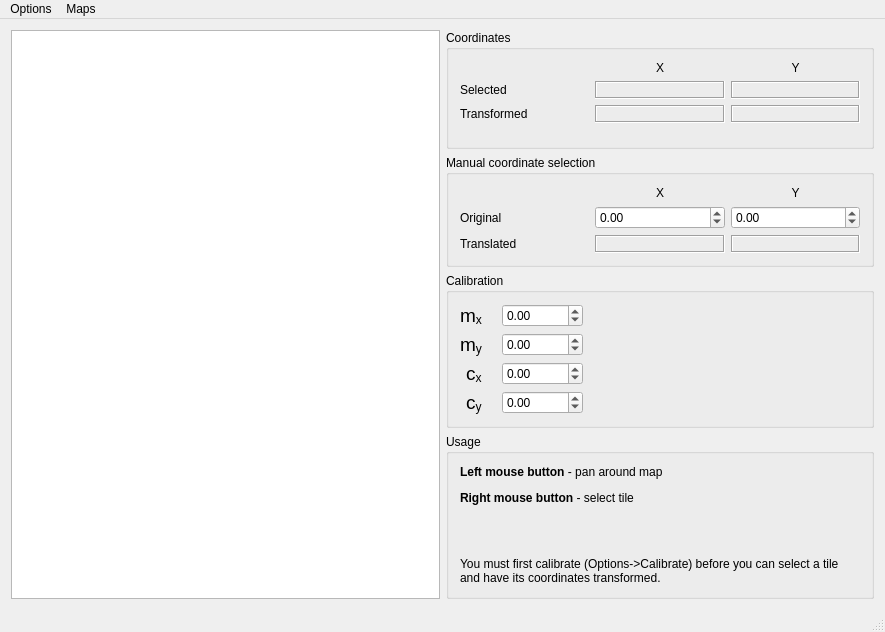
Above: mainwindow.ui from myshak/ss13telesmap before the change. Below: the same form after it.
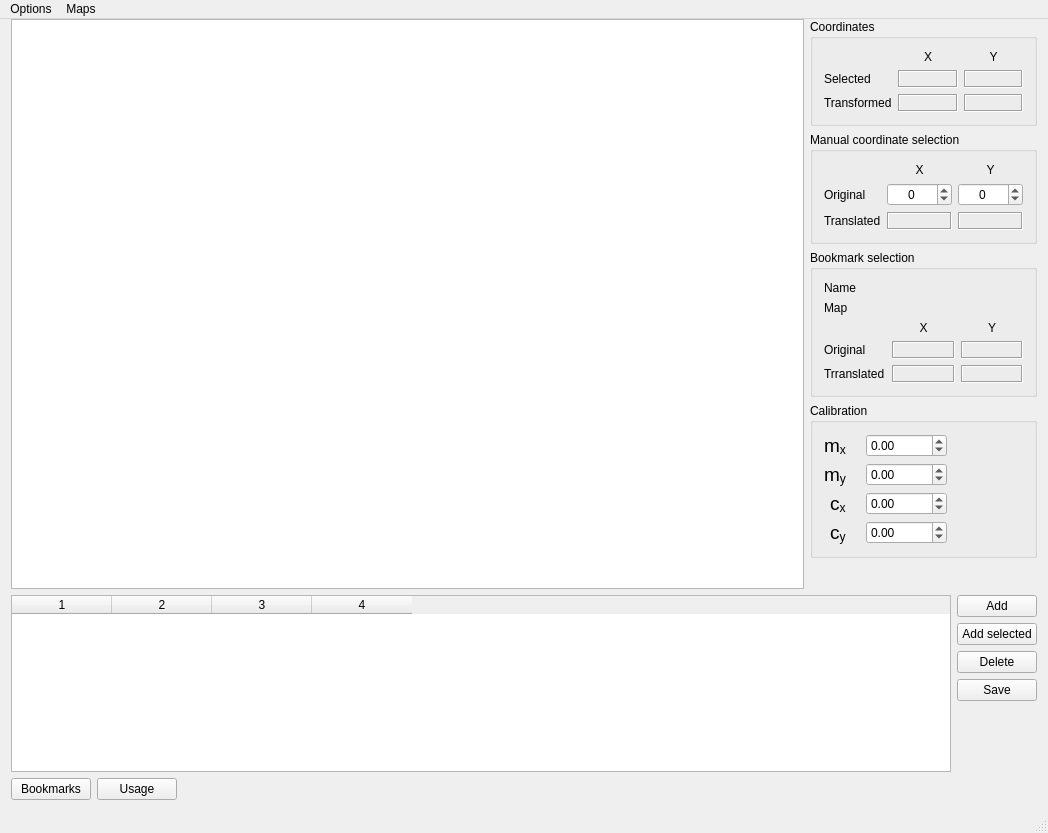
That is the form after the change.

```diff
--- a/mainwindow.ui
+++ b/mainwindow.ui
@@ -6,8 +6,8 @@
    <rect>
     <x>0</x>
     <y>0</y>
-    <width>885</width>
-    <height>632</height>
+    <width>1048</width>
+    <height>833</height>
    </rect>
   </property>
   <property name="windowTitle">
@@ -15,14 +15,384 @@
   </property>
   <widget class="QWidget" name="centralWidget">
    <layout class="QGridLayout" name="gridLayout">
-    <item row="2" column="1">
+    <property name="topMargin">
+     <number>0</number>
+    </property>
+    <item row="7" column="0" colspan="2">
+     <widget class="QWidget" name="widget" native="true">
+      <property name="minimumSize">
+       <size>
+        <width>0</width>
+        <height>0</height>
+       </size>
+      </property>
+      <layout class="QGridLayout" name="gridLayout_4">
+       <property name="margin">
+        <number>0</number>
+       </property>
+       <property name="horizontalSpacing">
+        <number>-1</number>
+       </property>
+       <item row="0" column="0" colspan="3">
+        <widget class="QStackedWidget" name="stackedWidget">
+         <property name="currentIndex">
+          <number>0</number>
+         </property>
+         <widget class="QWidget" name="page_7">
+          <layout class="QGridLayout" name="gridLayout_5">
+           <property name="margin">
+            <number>0</number>
+           </property>
+           <item row="4" column="1">
+            <spacer name="verticalSpacer_2">
+             <property name="orientation">
+              <enum>Qt::Vertical</enum>
+             </property>
+             <property name="sizeHint" stdset="0">
+              <size>
+               <width>20</width>
+               <height>40</height>
+              </size>
+             </property>
+            </spacer>
+           </item>
+           <item row="2" column="1">
+            <widget class="QPushButton" name="pushButton_2">
+             <property name="text">
+              <string>Delete</string>
+             </property>
+            </widget>
+           </item>
+           <item row="0" column="1">
+            <widget class="QPushButton" name="pushButton">
+             <property name="text">
+              <string>Add</string>
+             </property>
+            </widget>
+           </item>
+           <item row="0" column="0" rowspan="5">
+            <widget class="QTableWidget" name="tableWidget">
+             <property name="sizePolicy">
+              <sizepolicy hsizetype="Expanding" vsizetype="Preferred">
+               <horstretch>0</horstretch>
+               <verstretch>0</verstretch>
+              </sizepolicy>
+             </property>
+             <property name="mouseTracking">
+              <bool>false</bool>
+             </property>
+             <property name="acceptDrops">
+              <bool>true</bool>
+             </property>
+             <property name="showDropIndicator" stdset="0">
+              <bool>false</bool>
+             </property>
+             <property name="dragEnabled">
+              <bool>false</bool>
+             </property>
+             <property name="dragDropOverwriteMode">
+              <bool>false</bool>
+             </property>
+             <property name="dragDropMode">
+              <enum>QAbstractItemView::NoDragDrop</enum>
+             </property>
+             <property name="defaultDropAction">
+              <enum>Qt::MoveAction</enum>
+             </property>
+             <property name="selectionMode">
+              <enum>QAbstractItemView::SingleSelection</enum>
+             </property>
+             <property name="selectionBehavior">
+              <enum>QAbstractItemView::SelectRows</enum>
+             </property>
+             <property name="sortingEnabled">
+              <bool>true</bool>
+             </property>
+             <property name="cornerButtonEnabled">
+              <bool>true</bool>
+             </property>
+             <property name="columnCount">
+              <number>4</number>
+             </property>
+             <attribute name="horizontalHeaderCascadingSectionResizes">
+              <bool>false</bool>
+             </attribute>
+             <attribute name="horizontalHeaderShowSortIndicator" stdset="0">
+              <bool>true</bool>
+             </attribute>
+             <attribute name="horizontalHeaderStretchLastSection">
+              <bool>false</bool>
+             </attribute>
+             <attribute name="verticalHeaderDefaultSectionSize">
+              <number>18</number>
+             </attribute>
+             <attribute name="verticalHeaderStretchLastSection">
+              <bool>false</bool>
+             </attribute>
+             <column/>
+             <column/>
+             <column/>
+             <column/>
+            </widget>
+           </item>
+           <item row="3" column="1">
+            <widget class="QPushButton" name="pushButton_3">
+             <property name="text">
+              <string>Save</string>
+             </property>
+            </widget>
+           </item>
+           <item row="1" column="1">
+            <widget class="QPushButton" name="pushButton_4">
+             <property name="text">
+              <string>Add selected</string>
+             </property>
+            </widget>
+           </item>
+          </layout>
+         </widget>
+         <widget class="QWidget" name="page_8">
+          <layout class="QVBoxLayout" name="verticalLayout_2">
+           <property name="margin">
+            <number>0</number>
+           </property>
+           <item>
+            <widget class="QScrollArea" name="scrollArea">
+             <property name="widgetResizable">
+              <bool>true</bool>
+             </property>
+             <widget class="QWidget" name="scrollAreaWidgetContents">
+              <property name="geometry">
+               <rect>
+                <x>0</x>
+                <y>0</y>
+                <width>99</width>
+                <height>308</height>
+               </rect>
+              </property>
+              <layout class="QVBoxLayout" name="verticalLayout_3">
+               <item>
+                <widget class="QLabel" name="label_9">
+                 <property name="text">
+                  <string>&lt;html&gt;&lt;head/&gt;&lt;body&gt;&lt;p&gt;&lt;span style=&quot; font-weight:600;&quot;&gt;Left mouse button&lt;/span&gt; - pan around map&lt;/p&gt;&lt;p&gt;&lt;span style=&quot; font-weight:600;&quot;&gt;Right mouse button&lt;/span&gt; - select tile&lt;/p&gt;&lt;p&gt;You must first calibrate (Options-&amp;gt;Calibrate) before you can select a tile and have its coordinates transformed.&lt;/p&gt;&lt;/body&gt;&lt;/html&gt;</string>
+                 </property>
+                 <property name="alignment">
+                  <set>Qt::AlignLeading|Qt::AlignLeft|Qt::AlignTop</set>
+                 </property>
+                 <property name="wordWrap">
+                  <bool>true</bool>
+                 </property>
+                </widget>
+               </item>
+              </layout>
+             </widget>
+            </widget>
+           </item>
+          </layout>
+         </widget>
+        </widget>
+       </item>
+       <item row="1" column="0">
+        <widget class="QPushButton" name="button_favourites">
+         <property name="text">
+          <string>Bookmarks</string>
+         </property>
+         <property name="checkable">
+          <bool>true</bool>
+         </property>
+        </widget>
+       </item>
+       <item row="1" column="1">
+        <widget class="QPushButton" name="button_usage">
+         <property name="text">
+          <string>Usage</string>
+         </property>
+         <property name="checkable">
+          <bool>true</bool>
+         </property>
+        </widget>
+       </item>
+       <item row="1" column="2">
+        <spacer name="horizontalSpacer">
+         <property name="orientation">
+          <enum>Qt::Horizontal</enum>
+         </property>
+         <property name="sizeHint" stdset="0">
+          <size>
+           <width>40</width>
+           <height>20</height>
+          </size>
+         </property>
+        </spacer>
+       </item>
+      </layout>
+     </widget>
+    </item>
+    <item row="6" column="1">
+     <spacer name="verticalSpacer">
+      <property name="orientation">
+       <enum>Qt::Vertical</enum>
+      </property>
+      <property name="sizeHint" stdset="0">
+       <size>
+        <width>20</width>
+        <height>40</height>
+       </size>
+      </property>
+     </spacer>
+    </item>
+    <item row="0" column="1">
+     <widget class="QGroupBox" name="groupBox">
+      <property name="sizePolicy">
+       <sizepolicy hsizetype="Preferred" vsizetype="Preferred">
+        <horstretch>0</horstretch>
+        <verstretch>0</verstretch>
+       </sizepolicy>
+      </property>
+      <property name="minimumSize">
+       <size>
+        <width>0</width>
+        <height>0</height>
+       </size>
+      </property>
+      <property name="maximumSize">
+       <size>
+        <width>250</width>
+        <height>16777215</height>
+       </size>
+      </property>
+      <property name="title">
+       <string>Coordinates</string>
+      </property>
+      <layout class="QGridLayout" name="gridLayout_3">
+       <item row="1" column="2">
+        <widget class="QLabel" name="label_oy">
+         <property name="frameShape">
+          <enum>QFrame::Box</enum>
+         </property>
+         <property name="frameShadow">
+          <enum>QFrame::Sunken</enum>
+         </property>
+         <property name="text">
+          <string/>
+         </property>
+         <property name="alignment">
+          <set>Qt::AlignCenter</set>
+         </property>
+        </widget>
+       </item>
+       <item row="1" column="0">
+        <widget class="QLabel" name="label">
+         <property name="text">
+          <string>Selected</string>
+         </property>
+        </widget>
+       </item>
+       <item row="0" column="2">
+        <widget class="QLabel" name="label_11">
+         <property name="text">
+          <string>Y</string>
+         </property>
+         <property name="alignment">
+          <set>Qt::AlignCenter</set>
+         </property>
+        </widget>
+       </item>
+       <item row="1" column="1">
+        <widget class="QLabel" name="label_ox">
+         <property name="frameShape">
+          <enum>QFrame::Box</enum>
+         </property>
+         <property name="frameShadow">
+          <enum>QFrame::Sunken</enum>
+         </property>
+         <property name="text">
+          <string/>
+         </property>
+         <property name="alignment">
+          <set>Qt::AlignCenter</set>
+         </property>
+        </widget>
+       </item>
+       <item row="2" column="0">
+        <widget class="QLabel" name="label_7">
+         <property name="text">
+          <string>Transformed</string>
+         </property>
+        </widget>
+       </item>
+       <item row="0" column="1">
+        <widget class="QLabel" name="label_10">
+         <property name="text">
+          <string>X</string>
+         </property>
+         <property name="alignment">
+          <set>Qt::AlignCenter</set>
+         </property>
+        </widget>
+       </item>
+       <item row="2" column="2">
+        <widget class="QLabel" name="label_ty">
+         <property name="frameShape">
+          <enum>QFrame::Box</enum>
+         </property>
+         <property name="frameShadow">
+          <enum>QFrame::Sunken</enum>
+         </property>
+         <property name="text">
+          <string/>
+         </property>
+         <property name="alignment">
+          <set>Qt::AlignCenter</set>
+         </property>
+        </widget>
+       </item>
+       <item row="2" column="1">
+        <widget class="QLabel" name="label_tx">
+         <property name="frameShape">
+          <enum>QFrame::Box</enum>
+         </property>
+         <property name="frameShadow">
+          <enum>QFrame::Sunken</enum>
+         </property>
+         <property name="text">
+          <string/>
+         </property>
+         <property name="alignment">
+          <set>Qt::AlignCenter</set>
+         </property>
+        </widget>
+       </item>
+      </layout>
+     </widget>
+    </item>
+    <item row="0" column="0" rowspan="7">
+     <widget class="QGraphicsView" name="graphicsView">
+      <property name="mouseTracking">
+       <bool>true</bool>
+      </property>
+      <property name="interactive">
+       <bool>true</bool>
+      </property>
+      <property name="dragMode">
+       <enum>QGraphicsView::ScrollHandDrag</enum>
+      </property>
+     </widget>
+    </item>
+    <item row="3" column="1" rowspan="2">
      <widget class="QGroupBox" name="groupBox_2">
       <property name="sizePolicy">
-       <sizepolicy hsizetype="Expanding" vsizetype="Expanding">
+       <sizepolicy hsizetype="Preferred" vsizetype="Preferred">
         <horstretch>0</horstretch>
         <verstretch>0</verstretch>
        </sizepolicy>
       </property>
+      <property name="maximumSize">
+       <size>
+        <width>250</width>
+        <height>16777215</height>
+       </size>
+      </property>
       <property name="title">
        <string>Calibration</string>
       </property>
@@ -148,175 +518,14 @@
       </layout>
      </widget>
     </item>
-    <item row="3" column="1">
-     <widget class="QGroupBox" name="groupBox_3">
-      <property name="title">
-       <string>Usage</string>
-      </property>
-      <layout class="QVBoxLayout" name="verticalLayout">
-       <item>
-        <widget class="QLabel" name="label_9">
-         <property name="text">
-          <string>&lt;html&gt;&lt;head/&gt;&lt;body&gt;&lt;p&gt;&lt;span style=&quot; font-weight:600;&quot;&gt;Left mouse button&lt;/span&gt; - pan around map&lt;/p&gt;&lt;p&gt;&lt;span style=&quot; font-weight:600;&quot;&gt;Right mouse button&lt;/span&gt; - select tile&lt;/p&gt;&lt;p&gt;&lt;br/&gt;&lt;/p&gt;&lt;p&gt;You must first calibrate (Options-&amp;gt;Calibrate) before you can select a tile and have its coordinates transformed.&lt;/p&gt;&lt;/body&gt;&lt;/html&gt;</string>
-         </property>
-         <property name="wordWrap">
-          <bool>true</bool>
-         </property>
-        </widget>
-       </item>
-      </layout>
-     </widget>
-    </item>
-    <item row="0" column="0" rowspan="4">
-     <widget class="QGraphicsView" name="graphicsView">
-      <property name="mouseTracking">
-       <bool>true</bool>
-      </property>
-      <property name="interactive">
-       <bool>true</bool>
-      </property>
-      <property name="dragMode">
-       <enum>QGraphicsView::ScrollHandDrag</enum>
-      </property>
-     </widget>
-    </item>
-    <item row="0" column="1">
-     <widget class="QGroupBox" name="groupBox">
-      <property name="sizePolicy">
-       <sizepolicy hsizetype="Expanding" vsizetype="Expanding">
-        <horstretch>0</horstretch>
-        <verstretch>0</verstretch>
-       </sizepolicy>
-      </property>
-      <property name="minimumSize">
-       <size>
-        <width>200</width>
-        <height>0</height>
-       </size>
-      </property>
-      <property name="title">
-       <string>Coordinates</string>
-      </property>
-      <layout class="QGridLayout" name="gridLayout_3">
-       <item row="3" column="0" colspan="3">
-        <spacer name="verticalSpacer_2">
-         <property name="orientation">
-          <enum>Qt::Vertical</enum>
-         </property>
-         <property name="sizeType">
-          <enum>QSizePolicy::Preferred</enum>
-         </property>
-         <property name="sizeHint" stdset="0">
-          <size>
-           <width>20</width>
-           <height>40</height>
-          </size>
-         </property>
-        </spacer>
-       </item>
-       <item row="1" column="2">
-        <widget class="QLabel" name="label_oy">
-         <property name="frameShape">
-          <enum>QFrame::Box</enum>
-         </property>
-         <property name="frameShadow">
-          <enum>QFrame::Sunken</enum>
-         </property>
-         <property name="text">
-          <string/>
-         </property>
-         <property name="alignment">
-          <set>Qt::AlignCenter</set>
-         </property>
-        </widget>
-       </item>
-       <item row="1" column="0">
-        <widget class="QLabel" name="label">
-         <property name="text">
-          <string>Selected</string>
-         </property>
-        </widget>
-       </item>
-       <item row="0" column="2">
-        <widget class="QLabel" name="label_11">
-         <property name="text">
-          <string>Y</string>
-         </property>
-         <property name="alignment">
-          <set>Qt::AlignCenter</set>
-         </property>
-        </widget>
-       </item>
-       <item row="1" column="1">
-        <widget class="QLabel" name="label_ox">
-         <property name="frameShape">
-          <enum>QFrame::Box</enum>
-         </property>
-         <property name="frameShadow">
-          <enum>QFrame::Sunken</enum>
-         </property>
-         <property name="text">
-          <string/>
-         </property>
-         <property name="alignment">
-          <set>Qt::AlignCenter</set>
-         </property>
-        </widget>
-       </item>
-       <item row="2" column="0">
-        <widget class="QLabel" name="label_7">
-         <property name="text">
-          <string>Transformed</string>
-         </property>
-        </widget>
-       </item>
-       <item row="0" column="1">
-        <widget class="QLabel" name="label_10">
-         <property name="text">
-          <string>X</string>
-         </property>
-         <property name="alignment">
-          <set>Qt::AlignCenter</set>
-         </property>
-        </widget>
-       </item>
-       <item row="2" column="2">
-        <widget class="QLabel" name="label_ty">
-         <property name="frameShape">
-          <enum>QFrame::Box</enum>
-         </property>
-         <property name="frameShadow">
-          <enum>QFrame::Sunken</enum>
-         </property>
-         <property name="text">
-          <string/>
-         </property>
-         <property name="alignment">
-          <set>Qt::AlignCenter</set>
-         </property>
-        </widget>
-       </item>
-       <item row="2" column="1">
-        <widget class="QLabel" name="label_tx">
-         <property name="frameShape">
-          <enum>QFrame::Box</enum>
-         </property>
-         <property name="frameShadow">
-          <enum>QFrame::Sunken</enum>
-         </property>
-         <property name="text">
-          <string/>
-         </property>
-         <property name="alignment">
-          <set>Qt::AlignCenter</set>
-         </property>
-        </widget>
-       </item>
-      </layout>
-     </widget>
-    </item>
     <item row="1" column="1">
      <widget class="QGroupBox" name="groupBox_4">
+      <property name="maximumSize">
+       <size>
+        <width>250</width>
+        <height>16777215</height>
+       </size>
+      </property>
       <property name="title">
        <string>Manual coordinate selection</string>
       </property>
@@ -389,6 +598,18 @@
        </item>
        <item row="1" column="1">
         <widget class="QDoubleSpinBox" name="edit_mox">
+         <property name="frame">
+          <bool>true</bool>
+         </property>
+         <property name="alignment">
+          <set>Qt::AlignCenter</set>
+         </property>
+         <property name="correctionMode">
+          <enum>QAbstractSpinBox::CorrectToPreviousValue</enum>
+         </property>
+         <property name="decimals">
+          <number>0</number>
+         </property>
          <property name="minimum">
           <double>-32000.000000000000000</double>
          </property>
@@ -399,6 +620,18 @@
        </item>
        <item row="1" column="2">
         <widget class="QDoubleSpinBox" name="edit_moy">
+         <property name="frame">
+          <bool>true</bool>
+         </property>
+         <property name="alignment">
+          <set>Qt::AlignCenter</set>
+         </property>
+         <property name="correctionMode">
+          <enum>QAbstractSpinBox::CorrectToPreviousValue</enum>
+         </property>
+         <property name="decimals">
+          <number>0</number>
+         </property>
          <property name="minimum">
           <double>-32000.000000000000000</double>
          </property>
@@ -410,6 +643,147 @@
       </layout>
      </widget>
     </item>
+    <item row="2" column="1">
+     <widget class="QGroupBox" name="groupBox_3">
+      <property name="title">
+       <string>Bookmark selection</string>
+      </property>
+      <layout class="QGridLayout" name="gridLayout_6">
+       <item row="3" column="1">
+        <widget class="QLabel" name="label_16">
+         <property name="text">
+          <string>X</string>
+         </property>
+         <property name="alignment">
+          <set>Qt::AlignCenter</set>
+         </property>
+        </widget>
+       </item>
+       <item row="3" column="2">
+        <widget class="QLabel" name="label_17">
+         <property name="text">
+          <string>Y</string>
+         </property>
+         <property name="alignment">
+          <set>Qt::AlignCenter</set>
+         </property>
+        </widget>
+       </item>
+       <item row="5" column="0">
+        <widget class="QLabel" name="label_15">
+         <property name="text">
+          <string>Trranslated</string>
+         </property>
+        </widget>
+       </item>
+       <item row="5" column="1">
+        <widget class="QLabel" name="label_btx">
+         <property name="frameShape">
+          <enum>QFrame::Box</enum>
+         </property>
+         <property name="frameShadow">
+          <enum>QFrame::Sunken</enum>
+         </property>
+         <property name="text">
+          <string/>
+         </property>
+         <property name="alignment">
+          <set>Qt::AlignCenter</set>
+         </property>
+        </widget>
+       </item>
+       <item row="1" column="1" colspan="2">
+        <widget class="QLabel" name="label_bname">
+         <property name="text">
+          <string/>
+         </property>
+         <property name="wordWrap">
+          <bool>true</bool>
+         </property>
+        </widget>
+       </item>
+       <item row="4" column="2">
+        <widget class="QLabel" name="label_boy">
+         <property name="frameShape">
+          <enum>QFrame::Box</enum>
+         </property>
+         <property name="frameShadow">
+          <enum>QFrame::Sunken</enum>
+         </property>
+         <property name="text">
+          <string/>
+         </property>
+         <property name="alignment">
+          <set>Qt::AlignCenter</set>
+         </property>
+        </widget>
+       </item>
+       <item row="5" column="2">
+        <widget class="QLabel" name="label_bty">
+         <property name="frameShape">
+          <enum>QFrame::Box</enum>
+         </property>
+         <property name="frameShadow">
+          <enum>QFrame::Sunken</enum>
+         </property>
+         <property name="text">
+          <string/>
+         </property>
+         <property name="alignment">
+          <set>Qt::AlignCenter</set>
+         </property>
+        </widget>
+       </item>
+       <item row="1" column="0">
+        <widget class="QLabel" name="label_18">
+         <property name="text">
+          <string>Name</string>
+         </property>
+        </widget>
+       </item>
+       <item row="4" column="1">
+        <widget class="QLabel" name="label_box">
+         <property name="frameShape">
+          <enum>QFrame::Box</enum>
+         </property>
+         <property name="frameShadow">
+          <enum>QFrame::Sunken</enum>
+         </property>
+         <property name="text">
+          <string/>
+         </property>
+         <property name="alignment">
+          <set>Qt::AlignCenter</set>
+         </property>
+        </widget>
+       </item>
+       <item row="4" column="0">
+        <widget class="QLabel" name="label_14">
+         <property name="text">
+          <string>Original</string>
+         </property>
+        </widget>
+       </item>
+       <item row="2" column="0">
+        <widget class="QLabel" name="label_20">
+         <property name="text">
+          <string>Map</string>
+         </property>
+        </widget>
+       </item>
+       <item row="2" column="1" colspan="2">
+        <widget class="QLabel" name="label_bmap">
+         <property name="text">
+          <string/>
+         </property>
+         <property name="wordWrap">
+          <bool>true</bool>
+         </property>
+        </widget>
+       </item>
+      </layout>
+     </widget>
+    </item>
    </layout>
   </widget>
   <widget class="QMenuBar" name="menuBar">
@@ -417,7 +791,7 @@
     <rect>
      <x>0</x>
      <y>0</y>
-     <width>885</width>
+     <width>1048</width>
      <height>24</height>
     </rect>
    </property>
```
Left out of the diff: 77 changed lines with no effect on the pictures.
